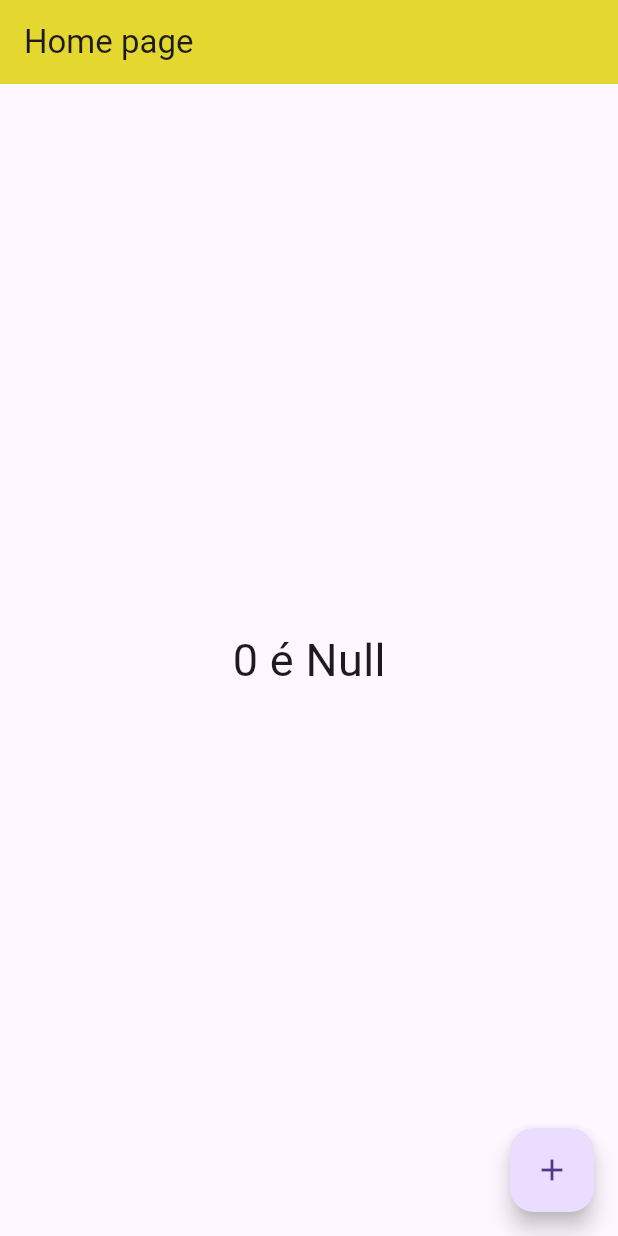
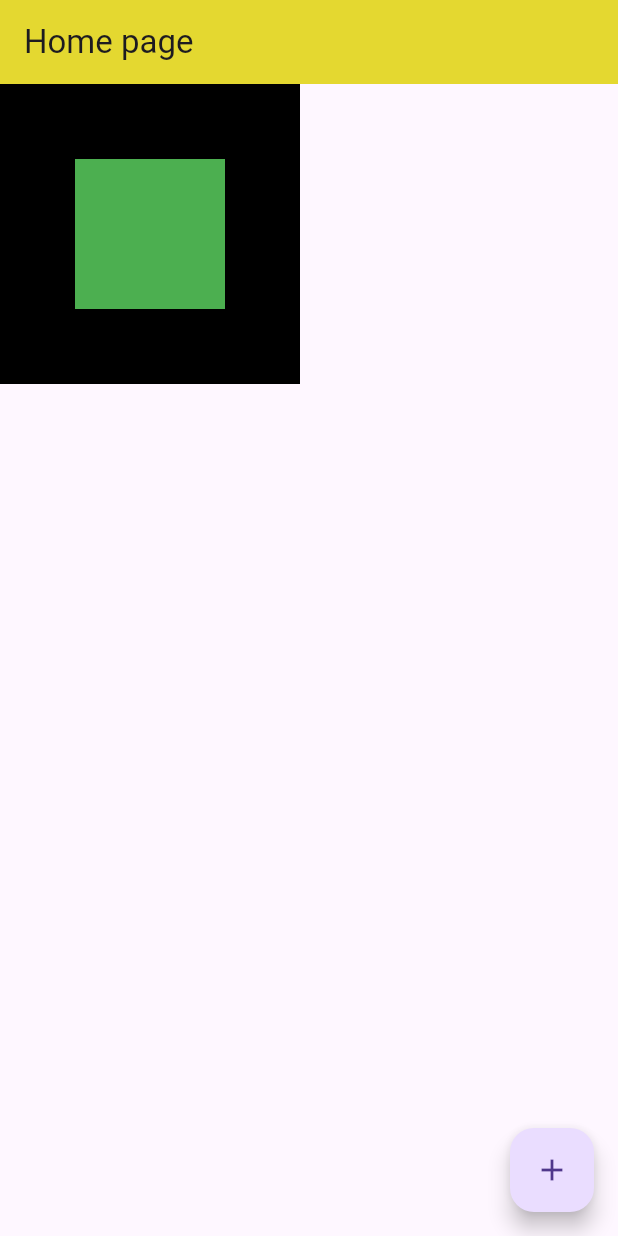
Before and after one commit to LFernandoMB/Flutter-learning, a Flutter app: the screen it shows after launch, on a phone screen of 412 x 824 dp. Run offline on Flutter 3.47's test engine with Material 3 defaults, Android fonts, the phone set to English and light mode, and no system bars.

Commit message:
Child components tests

```diff
--- a/ola_mundo/lib/home_page.dart
+++ b/ola_mundo/lib/home_page.dart
@@ -19,24 +19,18 @@
         title: Text('Home page'),
         backgroundColor: Color.fromARGB(236, 226, 213, 31),
       ),
-      body: Center(
-          child: GestureDetector(
-            child: Text(
-              "$counter é $definition",
-              style: TextStyle(fontSize: 30.0),
-            ),
-            onTap: (){
-              setState(() {
-                counter++;
-                if (counter%2==0) {
-                  definition = "Par";
-                } else {
-                  definition = "Ímpar";
-                }
-              });
-            },
-          )
+      body: Container(
+        height: 200,
+        width: 200,
+        color: Colors.black,
+        child: Center(
+          child: Container(
+            height: 100,
+            width: 100,
+            color: Colors.green,
+          ),
         ),
+      ),
       floatingActionButton: FloatingActionButton(
         child: Icon(Icons.add),
         onPressed: () {
```
Also changed, not shown: 1 other file.
